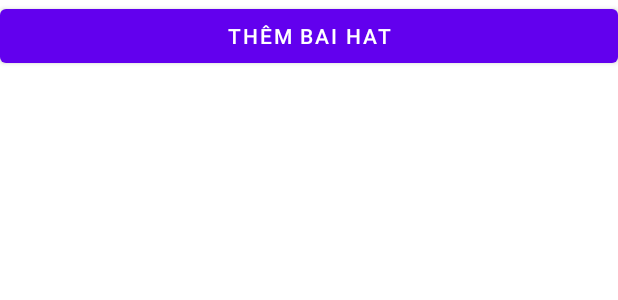
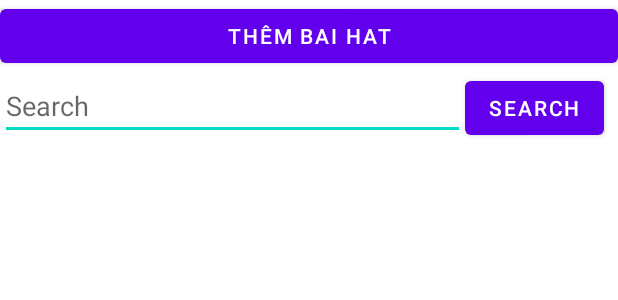
Before and after one commit to VANDINHHOAI/android_Baihat, an Android app: the layout activity_hoai_main.xml on its own in the app's theme, with its tools: preview values and no code run, on a phone screen of 412 x 824 dp. Shown: the top 300 px of the screen. Run offline under Robolectric (Android 15) with nearby library versions, the phone set to English and light mode, and no system bars.

Commit message:
fix bugs

```diff
--- a/app/src/main/java/com/example/vandinhhoai_qlbaihat/HoaiInsertActivity.java
+++ b/app/src/main/java/com/example/vandinhhoai_qlbaihat/HoaiInsertActivity.java
@@ -101,7 +101,6 @@ public class HoaiInsertActivity extends AppCompatActivity {
     }
 
     public byte[] getByteArrayFromImageView(ImageView imgv){
-
         BitmapDrawable drawable = (BitmapDrawable) imgv.getDrawable();
         Bitmap bmp = drawable.getBitmap();
 
--- a/app/src/main/res/layout/activity_hoai_main.xml
+++ b/app/src/main/res/layout/activity_hoai_main.xml
@@ -13,6 +13,24 @@
         android:layout_height="wrap_content"
         android:text="Thêm Bai Hat" />
 
+    <LinearLayout
+        android:layout_width="match_parent"
+        android:layout_height="wrap_content"
+        android:orientation="horizontal">
+        <EditText
+            android:id="@+id/editTextSearch"
+            android:layout_width="310dp"
+            android:layout_height="wrap_content"
+            android:ems="10"
+            android:inputType="text"
+            android:hint="Search" />
+        <Button
+            android:id="@+id/buttonSearch"
+            android:layout_width="wrap_content"
+            android:layout_height="wrap_content"
+            android:text="Search" />
+    </LinearLayout>
+
     <ListView
         android:id="@+id/listViewDSBH"
         android:layout_width="match_parent"
```
Also changed, not shown: app/src/main/AndroidManifest.xml (+12 -0 lines), app/src/main/java/com/example/vandinhhoai_qlbaihat/HoaiMainActivity.java (+14 -1 lines), app/src/main/java/com/example/vandinhhoai_qlbaihat/HoaiSearchActivity.java (added, +58 -0 lines), app/src/main/res/layout/activity_hoai_search.xml (added, +20 -0 lines), app/src/main/java/com/example/vandinhhoai_qlbaihat/AdapterBaiHat.java (line endings or trailing spaces), app/src/main/java/com/example/vandinhhoai_qlbaihat/HoaiUpdateActivity.java (line endings or trailing spaces).
